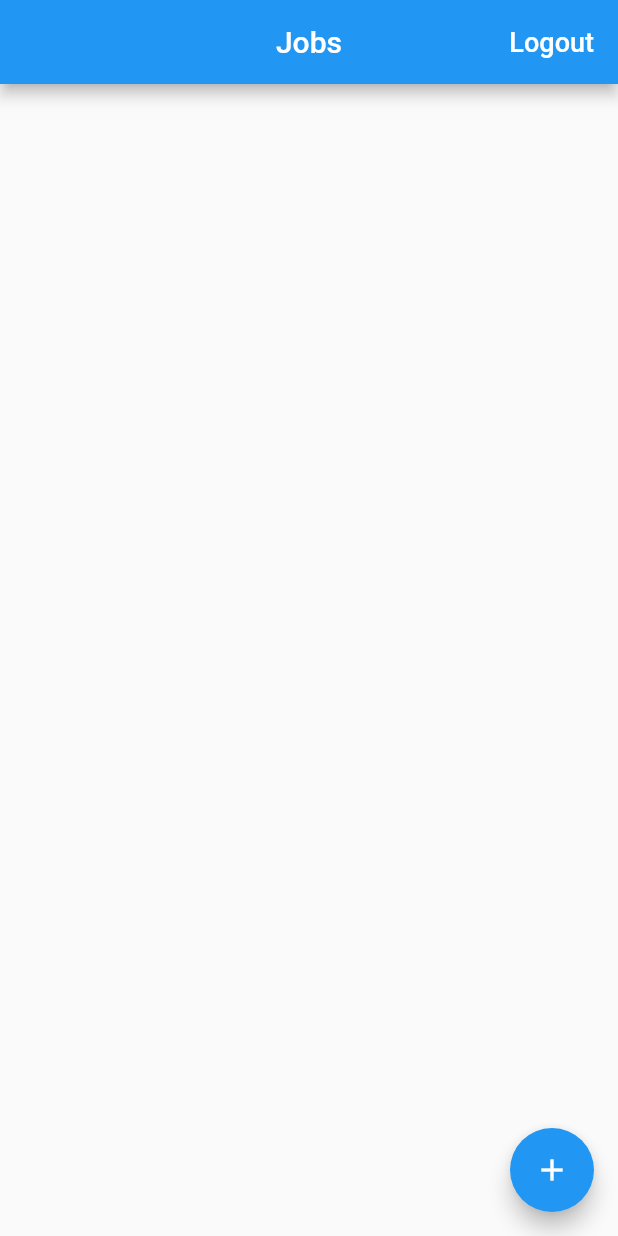
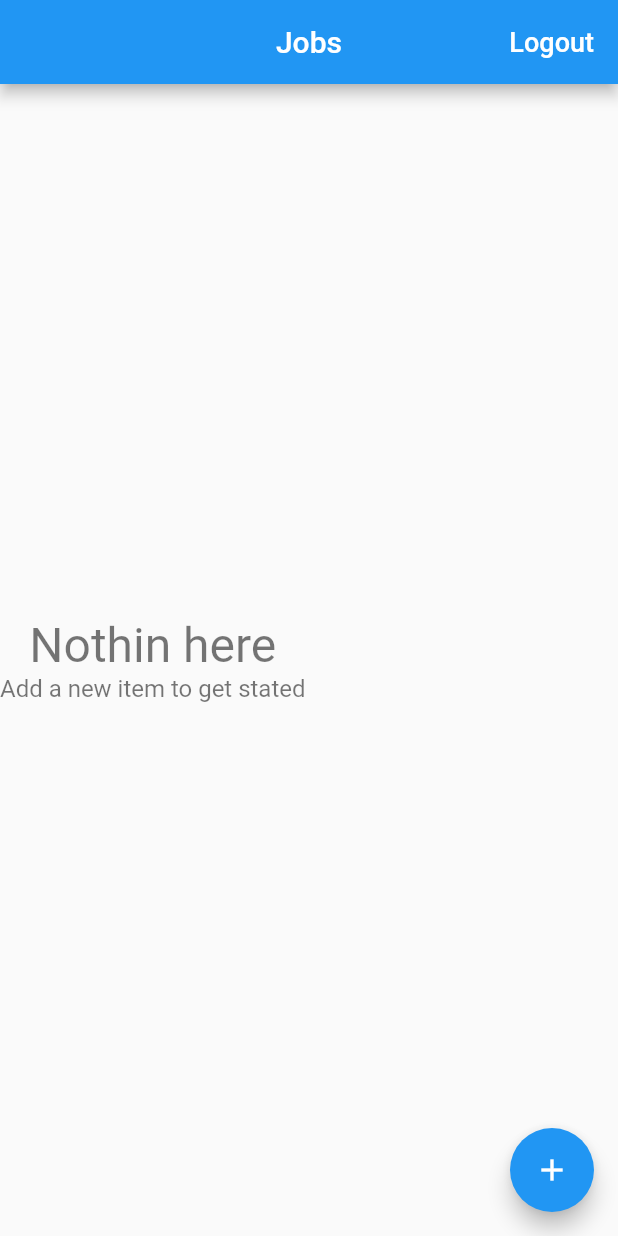
Before and after one commit to fabuloussTeam/Time-Tracker-App, a Flutter app: the screen it shows once a user with an empty profile is signed in, on a phone screen of 412 x 824 dp. Run offline on Flutter 3.47's test engine with Material 2 defaults, Android fonts, the phone set to English and light mode, and no system bars; our stand-ins replace cloud_firestore, firebase_auth, firebase_core, google_sign_in; missing offline and left inert: flutter_facebook_auth, flutter_login_facebook; accounts and stored records are empty.

Commit message:
Creation dune classe EmptyContent pour afficher un message qd il ya auccun job

```diff
--- /dev/null
+++ b/lib/app/home/jobs/empty_content.dart
@@ -0,0 +1,28 @@
+import 'package:flutter/cupertino.dart';
+import 'package:flutter/material.dart';
+
+class EmptyContent extends StatelessWidget {
+  final String title;
+  final String message;
+  const EmptyContent({
+     Key key,
+     this.title ="Nothin here",
+     this.message = "Add a new item to get stated"
+   });
+  @override
+  Widget build(BuildContext context) {
+    return Column(
+      mainAxisAlignment: MainAxisAlignment.center,
+      children: [
+        Text(
+          title,
+          style: TextStyle(fontSize: 32.0, color: Colors.black54),
+        ),
+        Text(
+          message,
+          style: TextStyle(fontSize: 16.0, color: Colors.black54),
+        ),
+      ],
+    );
+  }
+}
--- a/lib/app/home/jobs/jobs_page.dart
+++ b/lib/app/home/jobs/jobs_page.dart
@@ -1,6 +1,7 @@
 import 'package:flutter/material.dart';
 import 'package:provider/provider.dart';
 import 'package:timetrackerapp/app/home/jobs/edit_jobs_page.dart';
+import 'package:timetrackerapp/app/home/jobs/empty_content.dart';
 import 'package:timetrackerapp/app/home/models/job.dart';
 import 'package:timetrackerapp/common_widgets/platform_alert_dialog.dart';
 import 'package:timetrackerapp/services/auth.dart';
@@ -63,11 +64,14 @@ class JobsPage extends StatelessWidget {
       builder: (context, snapshot){
         if(snapshot.hasData) {
           final jobs = snapshot.data;
-          final children = jobs.map((job) => JobListTile(
+          if(jobs.isNotEmpty){
+            final children = jobs.map((job) => JobListTile(
               job: job,
               ontap: () => EditJobPage.show(context, job: job),
-          )).toList();
-          return ListView(children: children);
+            )).toList();
+            return ListView(children: children);
+          }
+          return EmptyContent();
         }
         if(snapshot.hasError){
           return Center(
```
